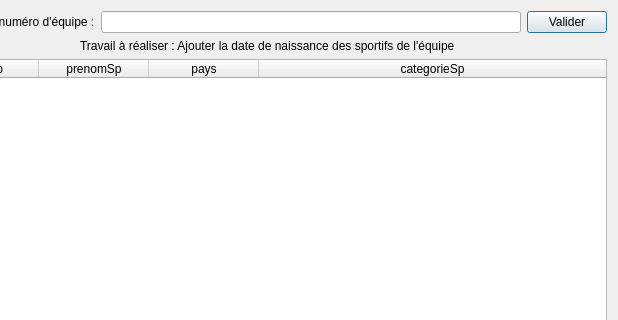
BenoitPE/CEBDProject, file gui/fct_comp_1.ui: the form before one commit; both pictures show x 83 to 701 and y 0 to 320 of the 701 by 517 pixel window.
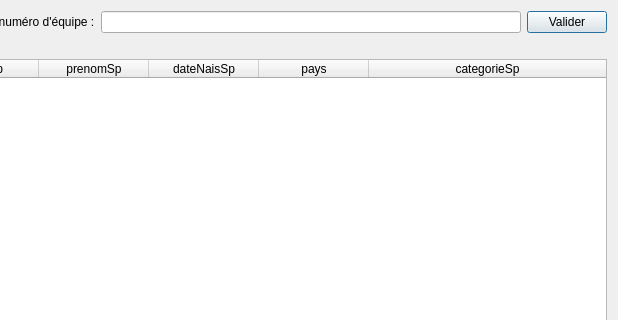
The form after the commit.

Commit message: feat(1.1) : ajout de dateNais

```diff
--- a/gui/fct_comp_1.ui
+++ b/gui/fct_comp_1.ui
@@ -42,9 +42,9 @@
     <layout class="QHBoxLayout" name="horizontalLayout_2">
      <item alignment="Qt::AlignHCenter">
       <widget class="QLabel" name="label_2">
-       <property name="text">
-        <string>Travail à réaliser : Ajouter la date de naissance des sportifs de l'équipe</string>
-       </property>
+       <!-- <property name="text"> -->
+        <!-- <string>Travail à réaliser : Ajouter la date de naissance des sportifs de l'équipe</string> -->
+       <!-- </property> -->
        <property name="scaledContents">
         <bool>false</bool>
        </property>
@@ -76,6 +76,11 @@
        <string>prenomSp</string>
       </property>
      </column>
+     <column>
+      <property name="text">
+       <string>dateNaisSp</string>
+      </property>
+     </column>
      <column>
       <property name="text">
        <string>pays</string>
```
Left out of the diff: 2 changed lines with no effect on the pictures. The commit also changes 2 other files.
